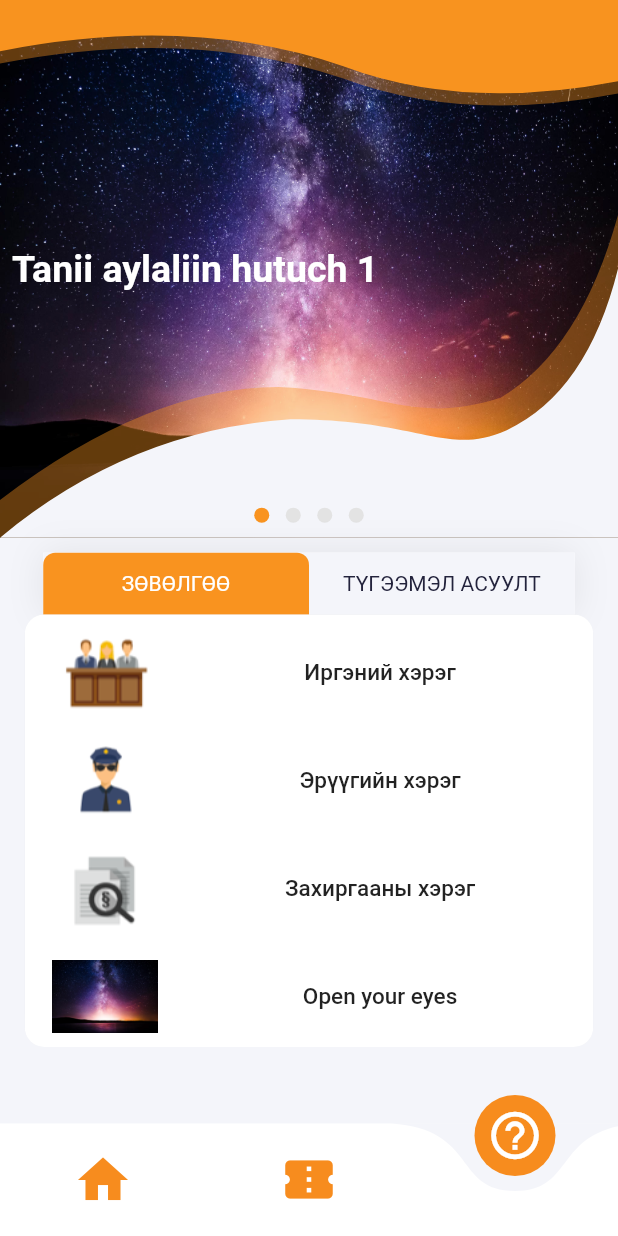
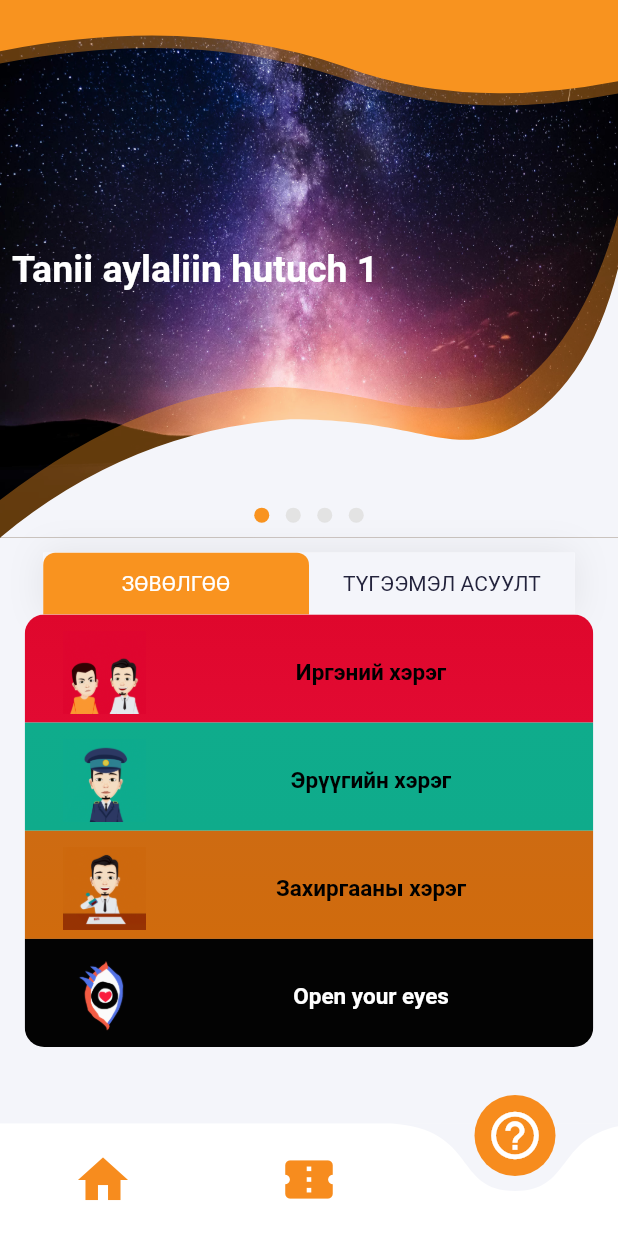
Before and after one commit to temka0170/lawapp, a Flutter app: the screen it shows after launch, item 3 of the bottom bar chosen, on a phone screen of 412 x 824 dp. Run offline on Flutter 3.47's test engine with Material 2 defaults, Android fonts, the light colour scheme and no system bars; drawn by our look-alikes of curved_navigation_bar; our stand-ins replace carousel_slider, flutter_custom_clippers; missing offline and left inert: flutter_phone_direct_caller; Roboto replaces fonts that are missing (SFProDisplay); project files that could hold a hidden picture were left out.

Commit message:
added gif icons

```diff
--- a/lib/custom_func_data/more_table.dart
+++ b/lib/custom_func_data/more_table.dart
@@ -167,8 +167,11 @@ class RecomQst extends StatelessWidget {
       children: <Widget>[
         Expanded(
           child: BoxItems(
-            imgPath: 'assets/images/irgeniihereg.png',
+            imgPath: 'assets/gifs/irgen.gif',
             textBox: 'Иргэний хэрэг',
+            clr1: Color.fromRGBO(223, 7, 44, 1.0),
+            clr2: Color.fromRGBO(226, 10, 50, 1.0),
+            txtclr: Colors.black,
             popup: IrgenBox(
               title: 'Иргэний хэрэг',
             ),
@@ -176,8 +179,11 @@ class RecomQst extends StatelessWidget {
         ),
         Expanded(
           child: BoxItems(
-            imgPath: 'assets/images/eruugiinhereg.png',
+            imgPath: 'assets/gifs/eruu.gif',
             textBox: 'Эрүүгийн хэрэг',
+            clr1: Color.fromRGBO(15, 172, 140, 1.0),
+            clr2: Color.fromRGBO(15, 171, 139, 1.0),
+            txtclr: Colors.black,
             popup: EruuBox(
               title: 'Эрүүгийн хэрэг',
             ),
@@ -185,8 +191,11 @@ class RecomQst extends StatelessWidget {
         ),
         Expanded(
           child: BoxItems(
-            imgPath: 'assets/images/zahirgaaniihereg.png',
+            imgPath: 'assets/gifs/baiguullaga.gif',
             textBox: 'Захиргааны хэрэг',
+            clr1: Color.fromRGBO(206, 107, 18, 1.0),
+            clr2: Color.fromRGBO(208, 107, 13, 1.0),
+            txtclr: Colors.black,
             popup: ZahirgaaBox(
               title: 'Захиргааны хэрэг',
             ),
@@ -194,8 +203,11 @@ class RecomQst extends StatelessWidget {
         ),
         Expanded(
           child: BoxItems(
-            imgPath: 'assets/images/galaxy.jpg',
+            imgPath: 'assets/gifs/openeye.gif',
             textBox: 'Open your eyes',
+            clr1: Color.fromRGBO(3, 3, 3, 1.0),
+            clr2: Color.fromRGBO(3, 3, 3, 1.0),
+            txtclr: Colors.white,
             popup: EyeBox(
               title: 'Open your eyes',
             ),
--- a/lib/navigating_pages/more.dart
+++ b/lib/navigating_pages/more.dart
@@ -45,16 +45,33 @@ class BoxItems extends StatelessWidget {
     @required this.imgPath,
     @required this.textBox,
     @required this.popup,
+    @required this.clr1,
+    @required this.clr2,
+    @required this.txtclr,
   }) : super(key: key);
 
   final String imgPath;
   final String textBox;
   final Widget popup;
+  final Color clr1;
+  final Color clr2;
+  final Color txtclr;
 
   @override
   Widget build(BuildContext context) {
     return Container(
       padding: EdgeInsets.only(top: 5.0),
+      decoration: BoxDecoration(
+        gradient: LinearGradient(
+          begin: Alignment.topCenter,
+          end: Alignment.bottomCenter,
+          colors: [
+            clr1,
+            clr2,
+          ],
+          tileMode: TileMode.repeated,
+        ),
+      ),
       child: Row(
         mainAxisAlignment: MainAxisAlignment.spaceEvenly,
         children: <Widget>[
@@ -86,10 +103,8 @@ class BoxItems extends StatelessWidget {
           ),
           Expanded(
             flex: 3,
-            child: Padding(
-              padding: const EdgeInsets.all(6.0),
-              child: FlatButton(
-                onPressed: () {
+            child: GestureDetector(
+              onTap: () {
                 showDialog(
                     context: context,
                     barrierDismissible: true,
@@ -98,11 +113,15 @@ class BoxItems extends StatelessWidget {
                       return popup;
                     });
               },
+              child: Padding(
+                padding: const EdgeInsets.only(right: 12.0),
                 child: Text(
                   textBox,
-                  textAlign: TextAlign.left,
+                  textAlign: TextAlign.center,
                   style: TextStyle(
                     fontSize: 15.0,
+                    color: txtclr,
+                    fontWeight: FontWeight.bold,
                   ),
                 ),
               ),
--- a/pubspec.yaml
+++ b/pubspec.yaml
@@ -55,6 +55,7 @@ flutter:
   assets:
     - assets/images/
     - assets/splashscreen/
+    - assets/gifs/
 
   # An image asset can refer to one or more resolution-specific "variants", see
   # https://flutter.dev/assets-and-images/#resolution-aware.
```
Also changed, not shown: assets/gifs/baiguullaga.gif (added), assets/gifs/eruu.gif (added), assets/gifs/irgen.gif (added), assets/gifs/openeye.gif (added), pubspec.lock. Lines whose indentation alone changed are shown as unchanged.
